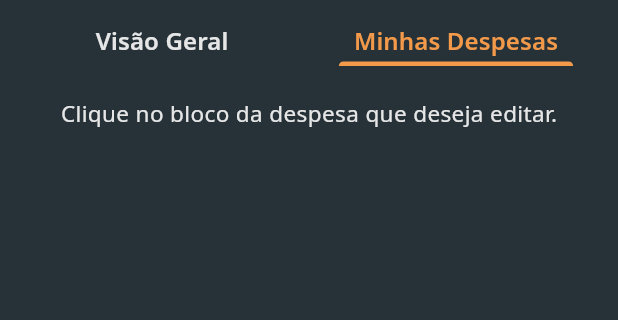
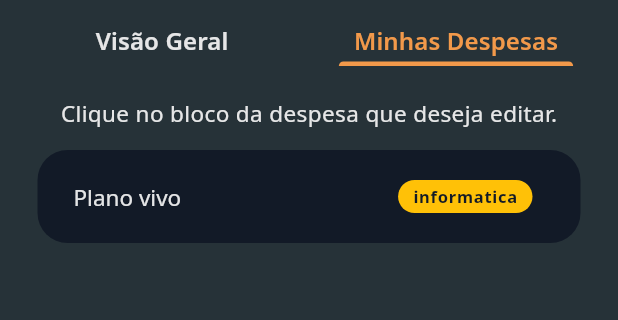
Before and after one commit to Geldli/geldliMobile, a Flutter app: the screen it shows after launch, tab 2 chosen, on a phone screen of 412 x 824 dp, the part 90-410 px from its top. Run offline on Flutter 3.47's test engine with Material 3 defaults, Android fonts, the phone set to English and light mode, and no system bars; our stand-ins replace google_fonts, google_nav_bar.

Commit message:
Expensive view done

```diff
--- a/lib/components/expensives components/panel_list.dart
+++ b/lib/components/expensives components/panel_list.dart
@@ -1,6 +1,7 @@
 // ignore_for_file: prefer_const_literals_to_create_immutables, prefer_const_constructors
 
 import 'package:flutter/material.dart';
+import 'package:flutter_application_2/components/expensives%20components/expensive_view.dart';
 import 'package:flutter_application_2/model/Expensive.dart';
 import 'package:flutter_application_2/model/ExpensiveList.dart';
 import 'package:flutter_application_2/ui/colors.dart';
@@ -39,13 +40,17 @@ class _PanelListState extends State<PanelList> {
                         padding: EdgeInsets.symmetric(vertical: 3,horizontal: 8),
                         margin: EdgeInsets.fromLTRB(0, 0, 0, 10),
                         child: ListTile(
+                          onTap: () => showDialog<String>(
+                            context: context,
+                            builder: (BuildContext context) => ExpensiveView(thisExpensive: thisExpensive)
+                            ),
                           trailing: Container(
                             padding: EdgeInsets.symmetric(vertical: 3,horizontal: 10),
                             decoration: BoxDecoration(
-                              color: thisExpensive.colorD,
+                              color: thisExpensive.category!.colorC,
                               borderRadius: BorderRadius.circular(20)
                             ),
-                            child: Text("alimentação",style: categoryText),
+                            child: Text(thisExpensive.category!.titleC, style: categoryText),
                           ),
                           title: Text(thisExpensive.titleD),
                           titleTextStyle: listViewTitle,
--- a/lib/main.dart
+++ b/lib/main.dart
@@ -4,6 +4,7 @@ import 'package:flutter/material.dart';
 import 'package:flutter_application_2/model/ExpensiveList.dart';
 import 'package:flutter_application_2/model/UserList.dart';
 import 'package:flutter_application_2/view/expensives_page.dart';
+import 'package:flutter_application_2/view/register_page.dart';
 
 import 'package:provider/provider.dart';
 
--- /dev/null
+++ b/lib/model/Category.dart
@@ -0,0 +1,13 @@
+// ignore_for_file: avoid_init_to_null, prefer_final_fields, unused_field
+
+import 'package:flutter/material.dart';
+
+class Tag{
+  String _titleC = "";
+  Color? _colorC = null;
+  Tag(this._titleC,this._colorC);
+  get titleC => this._titleC;
+  set titleC( value) => this._titleC = value;
+  get colorC => this._colorC;
+  set colorC( value) => this._colorC = value;
+}
--- a/lib/model/Expensive.dart
+++ b/lib/model/Expensive.dart
@@ -1,6 +1,6 @@
 // ignore_for_file: prefer_final_fields, unused_field, avoid_init_to_null
 
-import 'package:flutter/material.dart';
+import 'package:flutter_application_2/model/Category.dart';
 
 class Expensive{
 
@@ -9,7 +9,11 @@ String _descriptD = "";
 String _dateToRemember = "";
 String? _frequency = "";
 double _valueD = 0.00;
-Color? _colorD = null;
+Tag? _category = null;
+
+ Tag? get category => this._category;
+
+ set category(Tag? value) => this._category = value;
  String get titleD => this._titleD;
 
  set titleD(String value) => this._titleD = value;
@@ -30,11 +34,8 @@ Color? _colorD = null;
 
  set valueD(double value) => this._valueD = value;
 
- Color? get colorD => this._colorD;
 
- set colorD(Color? value) => this._colorD = value;
-
-Expensive(this._titleD,this._dateToRemember,this._valueD,this._descriptD,this._colorD,this._frequency);
+Expensive(this._titleD,this._dateToRemember,this._valueD,this._descriptD,this._frequency,this._category);
 
 
 
--- a/lib/model/ExpensiveList.dart
+++ b/lib/model/ExpensiveList.dart
@@ -1,11 +1,14 @@
 // ignore_for_file: prefer_const_constructors
 
 import 'package:flutter/material.dart';
+import 'package:flutter_application_2/model/Category.dart';
 import 'package:flutter_application_2/model/Expensive.dart';
 
 class ExpensiveList extends ChangeNotifier{
 
-  List<Expensive> listExpensives = [];
+  List<Expensive> listExpensives = [
+    Expensive("Plano vivo", "22/02", 20, "plano da maria pois ela gasta pra dedeu", "Mango", Tag("informatica",Colors.amber))
+  ];
 
   void addExpensive(Expensive expensive){
     listExpensives.add(expensive);
--- a/lib/ui/text.dart
+++ b/lib/ui/text.dart
@@ -48,6 +48,12 @@ var textDreawer = GoogleFonts.notoSans(
 
 
 var tabTextStyle = GoogleFonts.notoSans(
+  color: myBlack,
+  fontSize: 16, fontWeight:
+  FontWeight.w600,
+);
+
+var tabTextStyle2 = GoogleFonts.notoSans(
   color: myDarkY,
   fontSize: 16, fontWeight:
   FontWeight.w600,
@@ -113,3 +119,21 @@ var errorStyle = GoogleFonts.notoSans(
   fontSize: 10, fontWeight:
   FontWeight.w600,
 );
+
+var dialogH1 = GoogleFonts.notoSans(
+  color: myDarkY,
+  fontSize: 20, fontWeight:
+  FontWeight.w700,
+);
+
+var dialogH2 = GoogleFonts.notoSans(
+  color: myWhite,
+  fontSize: 14, fontWeight:
+  FontWeight.w400,
+);
+
+var dialogH3 = GoogleFonts.notoSans(
+  color: myWhite,
+  fontSize: 15, fontWeight:
+  FontWeight.w500,
+);
--- a/lib/view/expensives_page.dart
+++ b/lib/view/expensives_page.dart
@@ -39,7 +39,7 @@ class _ExpensivesPageState extends State<ExpensivesPage> {
         bottom: TabBar(
           dividerHeight: 0,
           padding: EdgeInsets.symmetric(vertical: 0,horizontal: 10),
-          labelStyle: tabTextStyle,
+          labelStyle: tabTextStyle2,
           indicatorColor: myDarkY,
           unselectedLabelColor: myWhite,
           unselectedLabelStyle: tabTextStyle,
```
Also changed, not shown: lib/components/expensives components/expensive_view.dart (added, +85 -0 lines), lib/components/expensives components/form_new_add.dart (+44 -1 lines), lib/ui/colors.dart (+12 -0 lines).
